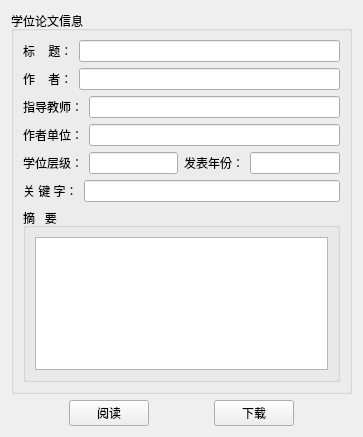
Above: UI/UI_DissertationDetail.ui from mortersen/C35N before the change. Below: the same form after it.
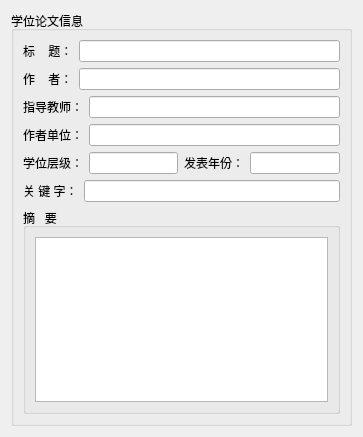
That is the form after the change.

Patch:
```diff
--- a/UI/UI_DissertationDetail.ui
+++ b/UI/UI_DissertationDetail.ui
@@ -137,63 +137,6 @@
      </layout>
     </widget>
    </item>
-   <item>
-    <layout class="QHBoxLayout" name="horizontalLayout_10">
-     <item>
-      <spacer name="horizontalSpacer_2">
-       <property name="orientation">
-        <enum>Qt::Horizontal</enum>
-       </property>
-       <property name="sizeHint" stdset="0">
-        <size>
-         <width>40</width>
-         <height>20</height>
-        </size>
-       </property>
-      </spacer>
-     </item>
-     <item>
-      <widget class="QPushButton" name="btn_ReadPdf">
-       <property name="text">
-        <string>阅读</string>
-       </property>
-      </widget>
-     </item>
-     <item>
-      <spacer name="horizontalSpacer">
-       <property name="orientation">
-        <enum>Qt::Horizontal</enum>
-       </property>
-       <property name="sizeHint" stdset="0">
-        <size>
-         <width>40</width>
-         <height>20</height>
-        </size>
-       </property>
-      </spacer>
-     </item>
-     <item>
-      <widget class="QPushButton" name="btn_Download">
-       <property name="text">
-        <string>下载</string>
-       </property>
-      </widget>
-     </item>
-     <item>
-      <spacer name="horizontalSpacer_3">
-       <property name="orientation">
-        <enum>Qt::Horizontal</enum>
-       </property>
-       <property name="sizeHint" stdset="0">
-        <size>
-         <width>40</width>
-         <height>20</height>
-        </size>
-       </property>
-      </spacer>
-     </item>
-    </layout>
-   </item>
   </layout>
  </widget>
  <resources/>
```
